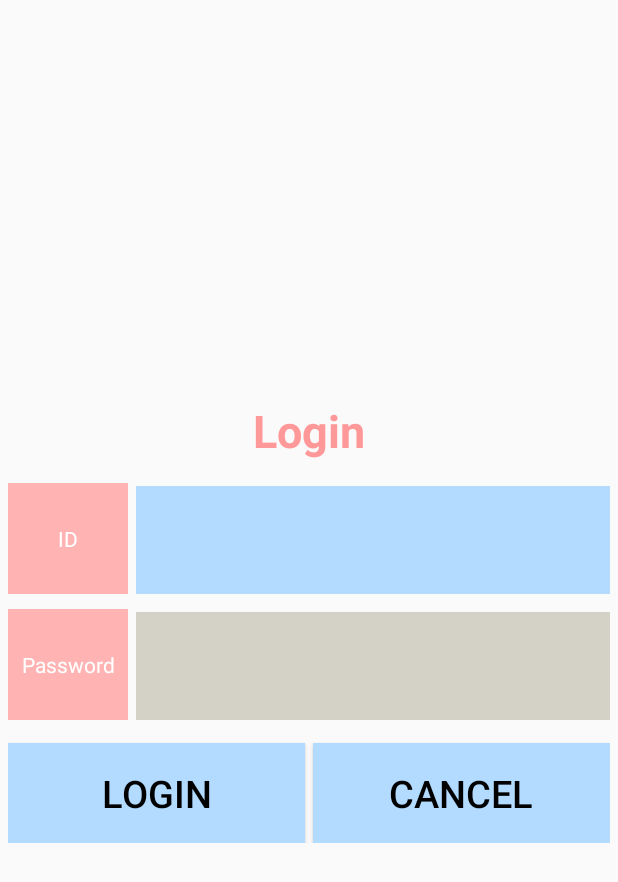
After one commit to kanu1018/m_meto, an Android app: the layout login_layout.xml on its own in the app's theme, with its tools: preview values and no code run, on a phone screen of 412 x 824 dp. The commit adds this screen. Shown: the top 882 px of the screen. Run offline under Robolectric (Android 15) with nearby library versions, the phone set to English and light mode, and no system bars.

Commit message:
login화면 구성

```diff
--- /dev/null
+++ b/app/src/main/res/color/txt_color01.xml
@@ -0,0 +1,8 @@
+<?xml version="1.0" encoding="utf-8"?>
+<selector xmlns:android="http://schemas.android.com/apk/res/android">
+
+    <item android:color="#cccccc"
+        android:state_pressed="true">
+    </item>
+    <item android:color="#000000"/>
+</selector>
--- /dev/null
+++ b/app/src/main/res/drawable/kdy01_color.xml
@@ -0,0 +1,8 @@
+<?xml version="1.0" encoding="utf-8"?>
+<selector xmlns:android="http://schemas.android.com/apk/res/android">
+
+    <item android:drawable="@color/color02"
+        android:state_focused="true"/>
+    <item android:drawable="@color/color01"
+        />
+</selector>
--- /dev/null
+++ b/app/src/main/res/drawable/kdy02_color.xml
@@ -0,0 +1,7 @@
+<?xml version="1.0" encoding="utf-8"?>
+<selector xmlns:android="http://schemas.android.com/apk/res/android">
+
+    <item android:drawable="@color/color03"
+        android:state_pressed="true"/>
+    <item android:drawable="@color/color02"/>
+</selector>
--- /dev/null
+++ b/app/src/main/res/layout/login_layout.xml
@@ -0,0 +1,88 @@
+<?xml version="1.0" encoding="utf-8"?>
+<LinearLayout xmlns:android="http://schemas.android.com/apk/res/android"
+    android:layout_width="match_parent"
+    android:layout_height="match_parent">
+    <TableLayout
+        android:layout_width="match_parent"
+        android:layout_height="wrap_content"
+        android:layout_gravity="center"
+        android:layout_marginLeft="5dp"
+        android:layout_marginRight="5dp">
+        <ImageView
+            />
+        <TextView
+            android:layout_height="50dp"
+            android:text="Login"
+            android:textColor="#ff9999"
+            android:textSize="30sp"
+            android:textStyle="bold"
+            android:gravity="center"/>
+        <TableLayout
+            android:layout_height="250dp"
+            android:layout_width="match_parent"
+            android:stretchColumns="1">
+            <TableRow
+                android:layout_marginTop="10dp"
+                android:layout_height="0dp"
+                android:layout_weight="1">
+                <TextView
+                    android:text="ID"
+                    android:layout_width="80dp"
+                    android:layout_height="match_parent"
+                    android:gravity="center"
+                    android:background="#ffb3b3"
+                    android:textColor="#FFFFFF"/>
+                <EditText
+                    android:layout_marginTop="2dp"
+                    android:layout_marginLeft="5dp"
+                    android:layout_height="match_parent"
+                    android:background="@drawable/kdy01_color"
+                    />
+            </TableRow>
+            <TableRow
+                android:layout_marginTop="10dp"
+                android:layout_height="0dp"
+                android:layout_weight="1">
+                <TextView
+                    android:text="Password"
+                    android:layout_width="80dp"
+                    android:layout_height="match_parent"
+                    android:gravity="center"
+                    android:background="#ffb3b3"
+                    android:textColor="#FFFFFF"/>
+                <EditText
+                    android:layout_marginTop="2dp"
+                    android:layout_marginLeft="5dp"
+                    android:layout_height="match_parent"
+                    android:background="@drawable/kdy01_color"
+                    />
+            </TableRow>
+
+            <LinearLayout
+                android:layout_marginTop="10dp"
+                android:layout_height="0dp"
+                android:layout_weight="1.5"
+                >
+                <Button
+                    android:layout_marginTop="5dp"
+                    android:text="Login"
+                    android:textSize="25sp"
+                    android:layout_width="0dp"
+                    android:layout_height="match_parent"
+                    android:layout_weight="1"
+                    android:textColor="@color/txt_color01"
+                    android:background="@drawable/kdy02_color"/>
+                <Button
+                    android:layout_marginTop="5dp"
+                    android:layout_marginLeft="5dp"
+                    android:text="Cancel"
+                    android:textSize="25sp"
+                    android:layout_width="0dp"
+                    android:layout_height="match_parent"
+                    android:layout_weight="1"
+                    android:textColor="@color/txt_color01"
+                    android:background="@drawable/kdy02_color"/>
+            </LinearLayout>
+        </TableLayout>
+    </TableLayout>
+</LinearLayout>
--- a/app/src/main/res/values/colors.xml
+++ b/app/src/main/res/values/colors.xml
@@ -3,4 +3,7 @@
     <color name="colorPrimary">#1ABC9C</color>
     <color name="colorPrimaryDark">#303F9F</color>
     <color name="colorAccent">#FF4081</color>
+    <color name="color01">#D4D2C6</color>
+    <color name="color02">#b3daff</color>
+    <color name="color03">#ffffff</color>
 </resources>
```
